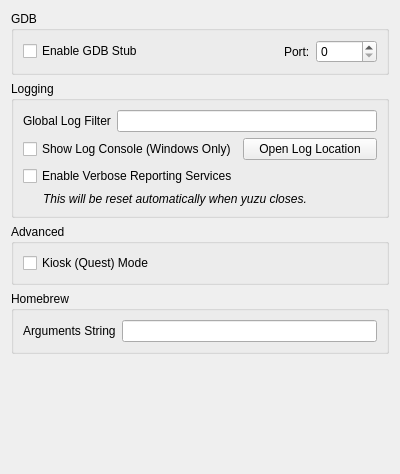
Old version of the form src/yuzu/configuration/configure_debug.ui in the repository rorrim-rorrim/eden-alt.
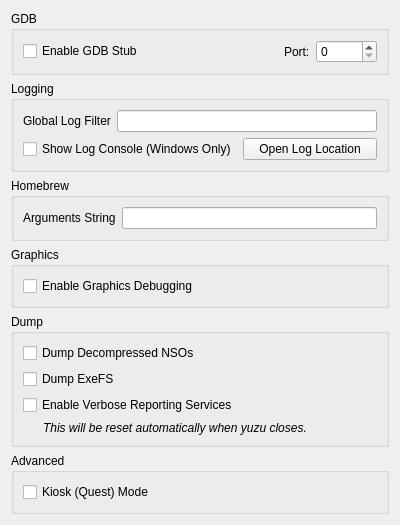
New version of the form.

Patch:
```diff
--- a/src/yuzu/configuration/configure_debug.ui
+++ b/src/yuzu/configuration/configure_debug.ui
@@ -7,7 +7,7 @@
     <x>0</x>
     <y>0</y>
     <width>400</width>
-    <height>474</height>
+    <height>467</height>
    </rect>
   </property>
   <property name="windowTitle">
@@ -103,6 +103,80 @@
         </item>
        </layout>
       </item>
+     </layout>
+    </widget>
+   </item>
+   <item>
+    <widget class="QGroupBox" name="groupBox_3">
+     <property name="title">
+      <string>Homebrew</string>
+     </property>
+     <layout class="QVBoxLayout" name="verticalLayout_5">
+      <item>
+       <layout class="QHBoxLayout" name="horizontalLayout_4">
+        <item>
+         <widget class="QLabel" name="label_3">
+          <property name="text">
+           <string>Arguments String</string>
+          </property>
+         </widget>
+        </item>
+        <item>
+         <widget class="QLineEdit" name="homebrew_args_edit"/>
+        </item>
+       </layout>
+      </item>
+     </layout>
+    </widget>
+   </item>
+   <item>
+    <widget class="QGroupBox" name="groupBox_4">
+     <property name="title">
+      <string>Graphics</string>
+     </property>
+     <layout class="QVBoxLayout" name="verticalLayout_6">
+      <item>
+       <widget class="QCheckBox" name="enable_graphics_debugging">
+        <property name="enabled">
+         <bool>true</bool>
+        </property>
+        <property name="whatsThis">
+         <string>When checked, the graphics API enters in a slower debugging mode</string>
+        </property>
+        <property name="text">
+         <string>Enable Graphics Debugging</string>
+        </property>
+       </widget>
+      </item>
+     </layout>
+    </widget>
+   </item>
+   <item>
+    <widget class="QGroupBox" name="groupBox_5">
+     <property name="title">
+      <string>Dump</string>
+     </property>
+     <layout class="QVBoxLayout" name="verticalLayout_6">
+      <item>
+       <widget class="QCheckBox" name="dump_decompressed_nso">
+        <property name="whatsThis">
+         <string>When checked, any NSO yuzu tries to load or patch will be copied decompressed to the yuzu/dump directory.</string>
+        </property>
+        <property name="text">
+         <string>Dump Decompressed NSOs</string>
+        </property>
+       </widget>
+      </item>
+      <item>
+       <widget class="QCheckBox" name="dump_exefs">
+        <property name="whatsThis">
+         <string>When checked, any game that yuzu loads will have its ExeFS dumped to the yuzu/dump directory.</string>
+        </property>
+        <property name="text">
+         <string>Dump ExeFS</string>
+        </property>
+       </widget>
+      </item>
       <item>
        <widget class="QCheckBox" name="reporting_services">
         <property name="text">
@@ -129,11 +203,11 @@
     </widget>
    </item>
    <item>
-    <widget class="QGroupBox" name="groupBox_5">
+    <widget class="QGroupBox" name="groupBox_6">
      <property name="title">
       <string>Advanced</string>
      </property>
-     <layout class="QVBoxLayout" name="verticalLayout">
+     <layout class="QVBoxLayout" name="verticalLayout_7">
       <item>
        <widget class="QCheckBox" name="quest_flag">
         <property name="text">
@@ -144,29 +218,6 @@
      </layout>
     </widget>
    </item>
-   <item>
-    <widget class="QGroupBox" name="groupBox_3">
-     <property name="title">
-      <string>Homebrew</string>
-     </property>
-     <layout class="QVBoxLayout" name="verticalLayout_5">
-      <item>
-       <layout class="QHBoxLayout" name="horizontalLayout_4">
-        <item>
-         <widget class="QLabel" name="label_3">
-          <property name="text">
-           <string>Arguments String</string>
-          </property>
-         </widget>
-        </item>
-        <item>
-         <widget class="QLineEdit" name="homebrew_args_edit"/>
-        </item>
-       </layout>
-      </item>
-     </layout>
-    </widget>
-   </item>
    <item>
     <spacer name="verticalSpacer">
      <property name="orientation">
```
Left out of the diff: 13 changed lines with no effect on the pictures.
